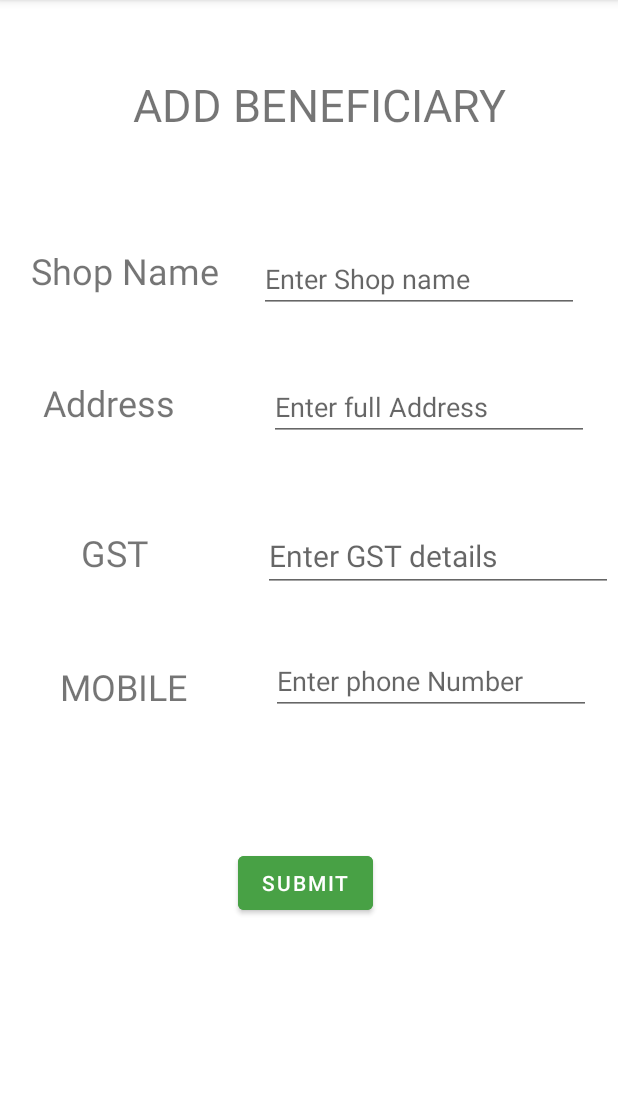
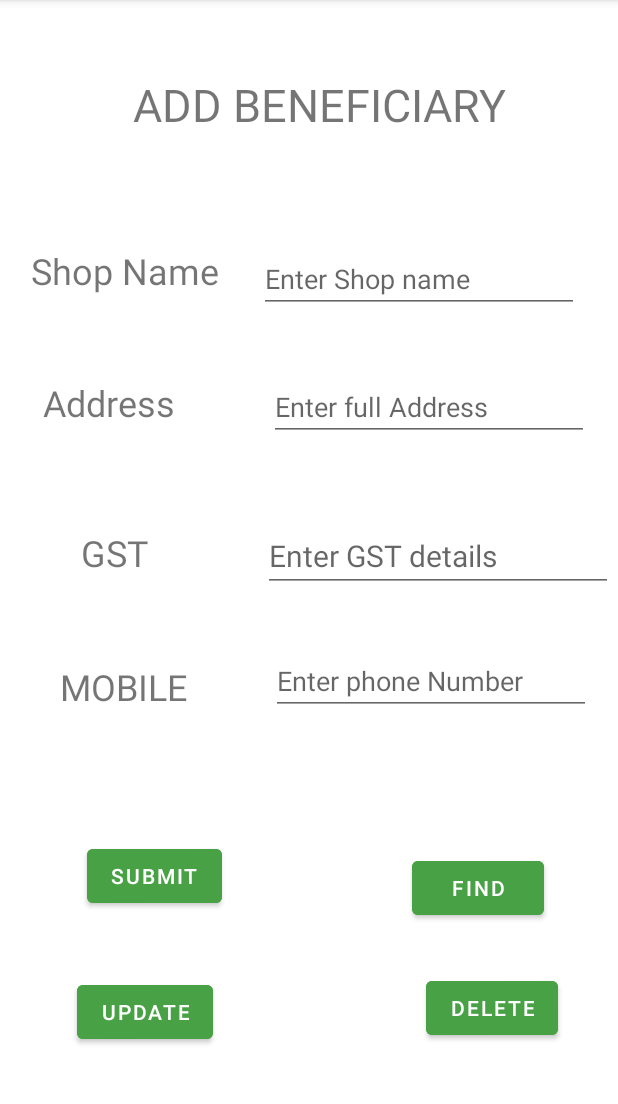
Before and after one commit to praveen4040/BillingApp, an Android app: the fragment Beneficiary placed in its activity, on a phone screen of 412 x 824 dp, the part 84-1188 px from its top. Run offline under Robolectric (Android 15) with nearby library versions, the phone set to English and light mode, and no system bars; libraries missing offline, so code that uses them is left out: com.parse; Roboto replaces fonts that are not available here.

Commit message:
crud operation on beneficiary and generateBill file

```diff
--- a/app/src/main/java/com/example/billingapp/Beneficiary.java
+++ b/app/src/main/java/com/example/billingapp/Beneficiary.java
@@ -10,14 +10,20 @@ import android.widget.Toast;
 
 import androidx.fragment.app.Fragment;
 
+import com.parse.DeleteCallback;
+import com.parse.FindCallback;
+import com.parse.GetCallback;
 import com.parse.ParseException;
 import com.parse.ParseObject;
+import com.parse.ParseQuery;
 import com.parse.SaveCallback;
+
+import java.util.List;
 
 
 public class Beneficiary extends Fragment {
 
-    Button submit;
+    Button submit,find,update,delete;
     EditText shop,address,gst,phone;
 
     public Beneficiary() {
@@ -72,6 +78,95 @@ public class Beneficiary extends Fragment {
             }
         });
 
+        find=view.findViewById(R.id.bene_find);
+        find.setOnClickListener(new View.OnClickListener() {
+            @Override
+            public void onClick(View view) {
+                String name=shop.getText().toString();
+                ParseQuery<ParseObject> query1 = ParseQuery.getQuery("customer");
+                query1.whereEqualTo("shopName",name);
+                query1.getFirstInBackground(new GetCallback<ParseObject>() {
+                    @Override
+                    public void done(ParseObject object, ParseException e) {
+                        address.setText(object.getString("address"));
+                        gst.setText(object.getString("gst"));
+                        phone.setText(object.getString("phone"));
+                    }
+                });
+            }
+        });
+        update=view.findViewById(R.id.bene_update);
+        update.setOnClickListener(new View.OnClickListener() {
+            @Override
+            public void onClick(View view) {
+                String name=shop.getText().toString();
+                ParseQuery<ParseObject> q=ParseQuery.getQuery("customer");
+                q.whereEqualTo("shopName",name);
+                q.getFirstInBackground(new GetCallback<ParseObject>() {
+                    @Override
+                    public void done(ParseObject object, ParseException e) {
+                        if(e==null)
+                        {
+                            String objectId=object.getObjectId().toString();
+                            q.getInBackground(objectId, new GetCallback<ParseObject>() {
+                                @Override
+                                public void done(ParseObject object, ParseException e) {
+                                    if(e==null)
+                                    {
+                                        long mobile= Long.parseLong(phone.getText().toString());
+                                        object.put("shopName",shop.getText().toString());
+                                        object.put("address",address.getText().toString());
+                                        object.put("gst",gst.getText().toString());
+                                        object.put("phone",mobile);
+                                        object.saveInBackground(new SaveCallback() {
+                                            @Override
+                                            public void done(ParseException e) {
+                                                if (e == null) {
+                                                    gst.setText(" ");
+                                                    shop.setText(" ");
+                                                    phone.setText("");
+                                                    address.setText(" ");
+                                                    Toast.makeText(getContext(), "Data Updated successfully", Toast.LENGTH_SHORT).show();
+                                                } else {
+                                                    Toast.makeText(getContext(), e.getMessage(), Toast.LENGTH_SHORT).show();
+                                                }
+                                            }
+                                        });
+                                    }
+                                }
+                            });
+                        }
+                    }
+                });
+            }
+        });
+        delete=view.findViewById(R.id.bene_delete);
+        delete.setOnClickListener(new View.OnClickListener() {
+            @Override
+            public void onClick(View view) {
+                ParseQuery<ParseObject> q=ParseQuery.getQuery("customer");
+                q.whereEqualTo("shopName",shop.getText().toString());
+                q.findInBackground(new FindCallback<ParseObject>() {
+                    @Override
+                    public void done(List<ParseObject> objects, ParseException e) {
+                        if(e==null)
+                        {
+                            objects.get(0).deleteInBackground(new DeleteCallback() {
+                                @Override
+                                public void done(ParseException e) {
+                                    if(e==null)
+                                    {
+                                        Toast.makeText(getContext(), "Deleted Successfully...", Toast.LENGTH_SHORT).show();
+                                    }
+                                }
+                            });
+                        }
+                    }
+                });
+            }
+        });
+
+
         return view;
     }
 }
--- a/app/src/main/res/layout/fragment_beneficiary.xml
+++ b/app/src/main/res/layout/fragment_beneficiary.xml
@@ -120,9 +120,45 @@
         android:layout_alignParentEnd="true"
         android:layout_alignParentBottom="true"
 
-        android:layout_marginEnd="163dp"
-        android:layout_marginBottom="155dp"
+        android:layout_marginEnd="264dp"
+        android:layout_marginBottom="160dp"
         android:backgroundTint="#48A145"
         android:text="Submit" />
 
+    <Button
+        android:id="@+id/bene_update"
+        android:layout_width="wrap_content"
+        android:layout_height="wrap_content"
+        android:layout_alignParentEnd="true"
+        android:layout_alignParentBottom="true"
+
+        android:layout_marginEnd="270dp"
+        android:layout_marginBottom="69dp"
+        android:backgroundTint="#48A145"
+        android:text="Update" />
+
+    <Button
+        android:id="@+id/bene_find"
+        android:layout_width="wrap_content"
+        android:layout_height="wrap_content"
+        android:layout_alignParentEnd="true"
+        android:layout_alignParentBottom="true"
+
+        android:layout_marginEnd="49dp"
+        android:layout_marginBottom="152dp"
+        android:backgroundTint="#48A145"
+        android:text="Find" />
+
+    <Button
+        android:id="@+id/bene_delete"
+        android:layout_width="wrap_content"
+        android:layout_height="wrap_content"
+        android:layout_alignParentEnd="true"
+        android:layout_alignParentBottom="true"
+
+        android:layout_marginEnd="40dp"
+        android:layout_marginBottom="72dp"
+        android:backgroundTint="#48A145"
+        android:text="Delete" />
+
 </RelativeLayout>
```
Also changed, not shown: app/src/main/java/com/example/billingapp/GenerateBill.java (+107 -1 lines), app/src/main/res/layout/fragment_generate_bill.xml (+31 -2 lines).
